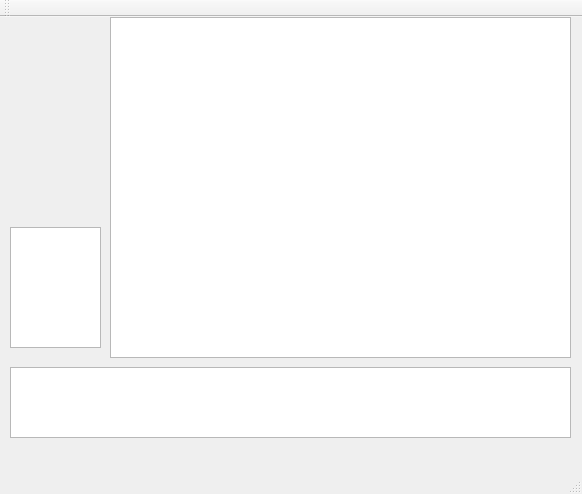
The window that src/Qt/ConSQL_GUI/SQL_GUI/sql_gui.ui (Ovan33/Immobilier) describes before a commit, drawn with Qt 5.
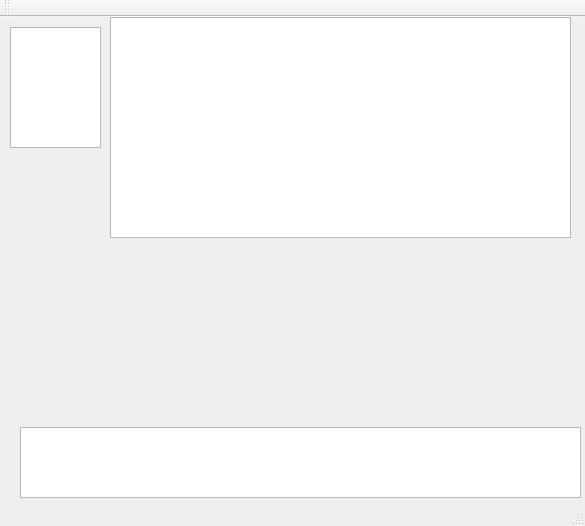
The same window after the commit.

Diff of the .ui file:
```diff
--- a/src/Qt/ConSQL_GUI/SQL_GUI/sql_gui.ui
+++ b/src/Qt/ConSQL_GUI/SQL_GUI/sql_gui.ui
@@ -6,8 +6,8 @@
    <rect>
     <x>0</x>
     <y>0</y>
-    <width>582</width>
-    <height>494</height>
+    <width>585</width>
+    <height>526</height>
    </rect>
   </property>
   <property name="windowTitle">
@@ -20,15 +20,15 @@
       <x>110</x>
       <y>0</y>
       <width>461</width>
-      <height>341</height>
+      <height>221</height>
      </rect>
     </property>
    </widget>
    <widget class="QTextEdit" name="FenetreInfo">
     <property name="geometry">
      <rect>
-      <x>10</x>
-      <y>350</y>
+      <x>20</x>
+      <y>410</y>
       <width>561</width>
       <height>71</height>
      </rect>
@@ -41,12 +41,22 @@
     <property name="geometry">
      <rect>
       <x>10</x>
-      <y>210</y>
+      <y>10</y>
       <width>91</width>
       <height>121</height>
      </rect>
     </property>
    </widget>
+   <widget class="QWidget" name="widget" native="true">
+    <property name="geometry">
+     <rect>
+      <x>10</x>
+      <y>270</y>
+      <width>571</width>
+      <height>121</height>
+     </rect>
+    </property>
+   </widget>
   </widget>
   <widget class="QToolBar" name="mainToolBar">
    <attribute name="toolBarArea">
```
